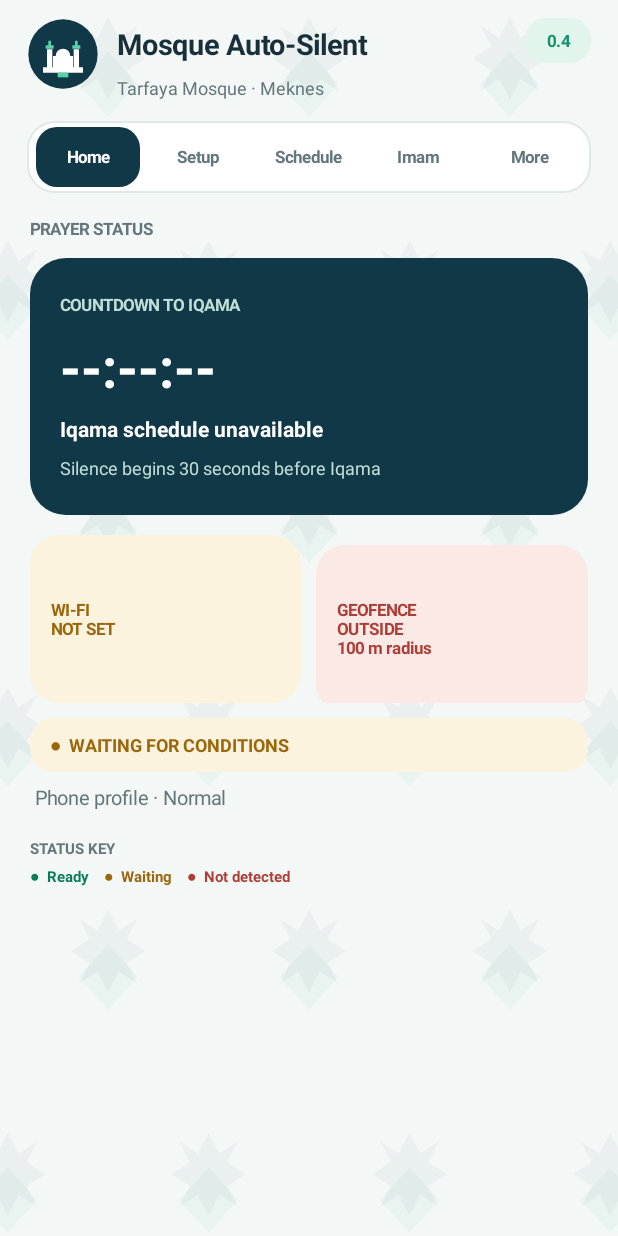
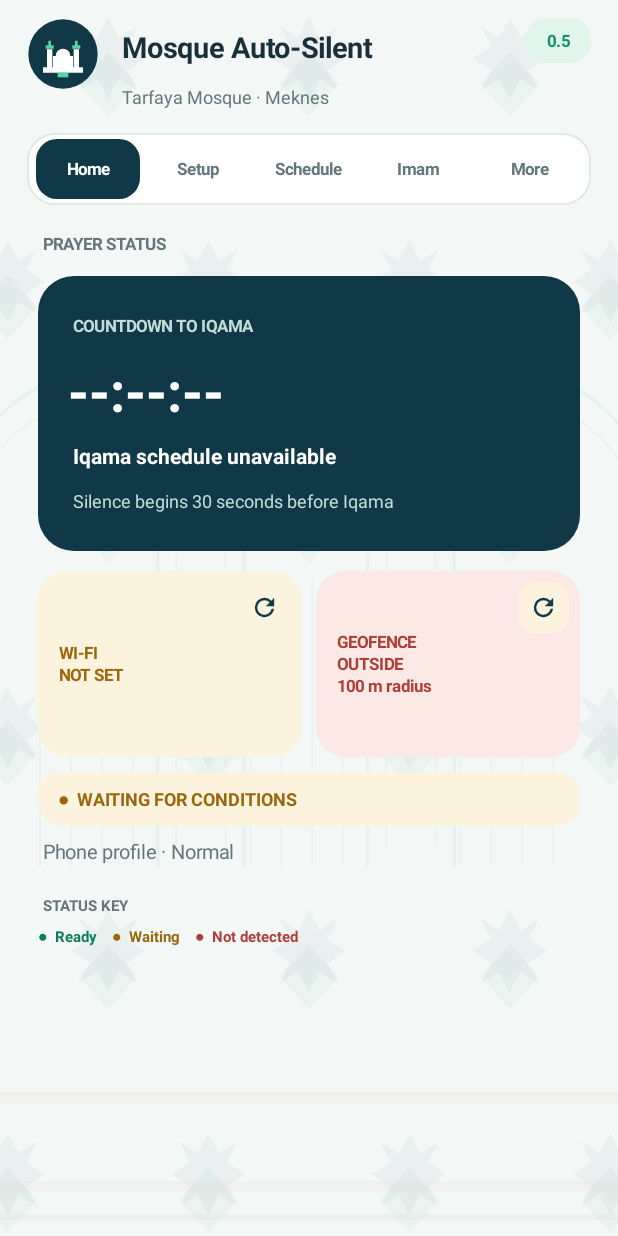
Before and after one commit to MosqueSilent/MosqueAutoSilent, an Android app: the screen it shows after launch (MainActivity), on a phone screen of 412 x 824 dp. Run offline under Robolectric (Android 15) with nearby library versions, the phone set to English and light mode, and no system bars.

Commit message:
Polish edge insets and Wi-Fi status controls

```diff
--- a/android/app/build.gradle.kts
+++ b/android/app/build.gradle.kts
@@ -8,13 +8,14 @@ android {
         applicationId = "org.mosqueautosilent.app"
         minSdk = 26
         targetSdk = 35
-        versionCode = 4
-        versionName = "0.4.0"
+        versionCode = 5
+        versionName = "0.5.0"
     }
 
     compileOptions {
         sourceCompatibility = JavaVersion.VERSION_17
         targetCompatibility = JavaVersion.VERSION_17
+        encoding = "UTF-8"
     }
 
     sourceSets.getByName("test").java.srcDir("../../tests")
--- a/android/app/src/main/java/org/mosqueautosilent/app/MainActivityV3.java
+++ b/android/app/src/main/java/org/mosqueautosilent/app/MainActivityV3.java
@@ -24,6 +24,7 @@ import android.widget.ArrayAdapter;
 import android.widget.Button;
 import android.widget.EditText;
 import android.widget.FrameLayout;
+import android.widget.ImageButton;
 import android.widget.ImageView;
 import android.widget.LinearLayout;
 import android.widget.ScrollView;
@@ -39,6 +40,10 @@ import androidx.appcompat.app.AppCompatActivity;
 import androidx.appcompat.app.AppCompatDelegate;
 import androidx.appcompat.widget.SwitchCompat;
 import androidx.core.content.ContextCompat;
+import androidx.core.graphics.Insets;
+import androidx.core.view.ViewCompat;
+import androidx.core.view.WindowCompat;
+import androidx.core.view.WindowInsetsCompat;
 import org.json.JSONArray;
 import org.json.JSONObject;
 
@@ -67,6 +72,7 @@ class MainActivityV3 extends AppCompatActivity {
     private UiPalette colors;
 
     private final List<String> ssids = new ArrayList<>();
+    private final List<WifiScanner.Network> wifiNetworks = new ArrayList<>();
     private Spinner ssidSpinner;
     private TextView wifiScanInfo;
     private TextView locationInfo;
@@ -170,14 +176,14 @@ class MainActivityV3 extends AppCompatActivity {
         ImageView logo = new ImageView(this);
         logo.setImageResource(org.mosqueautosilent.app.R.drawable.ic_brand_mosque);
         LinearLayout.LayoutParams logoParams = new LinearLayout.LayoutParams(dp(48), dp(48));
-        logoParams.rightMargin = dp(12);
+        logoParams.setMarginEnd(dp(12));
         header.addView(logo, logoParams);
         LinearLayout brand = column();
         brand.addView(text("Mosque Auto-Silent", 19, colors.text, true));
         mosqueHeader = text(selectedMosque.name + (selectedMosque.id.equals("tarfaya") ? " · Meknes" : ""), 12, colors.muted, false);
         brand.addView(mosqueHeader);
         header.addView(brand, new LinearLayout.LayoutParams(0, ViewGroup.LayoutParams.WRAP_CONTENT, 1f));
-        TextView version = text("0.4", 11, colors.green, true);
+        TextView version = text("0.5", 11, colors.green, true);
         version.setGravity(Gravity.CENTER);
         version.setBackground(roundRect(colors.goodSoft, dp(14), colors.goodSoft));
         header.addView(version, new LinearLayout.LayoutParams(dp(44), dp(30)));
@@ -220,7 +226,8 @@ class MainActivityV3 extends AppCompatActivity {
             ScrollView scroll = new ScrollView(this);
             scroll.setFillViewport(true);
             LinearLayout body = column();
-            body.setPadding(dp(2), dp(4), dp(2), dp(26));
+            body.setPadding(dp(7), dp(4), dp(7), dp(36));
+            scroll.setClipToPadding(false);
             scroll.addView(body);
             content.addView(scroll, new FrameLayout.LayoutParams(ViewGroup.LayoutParams.MATCH_PARENT,
                 ViewGroup.LayoutParams.MATCH_PARENT));
@@ -233,6 +240,19 @@ class MainActivityV3 extends AppCompatActivity {
         buildImamPage(pageBodies[PAGE_IMAM]);
         buildMorePage(pageBodies[PAGE_MORE]);
         setContentView(shell);
+        WindowCompat.setDecorFitsSystemWindows(getWindow(), false);
+        getWindow().setStatusBarColor(Color.TRANSPARENT);
+        getWindow().setNavigationBarColor(Color.TRANSPARENT);
+        androidx.core.view.WindowInsetsControllerCompat bars = new androidx.core.view.WindowInsetsControllerCompat(getWindow(), shell);
+        bars.setAppearanceLightStatusBars(!isNightMode());
+        bars.setAppearanceLightNavigationBars(!isNightMode());
+        ViewCompat.setOnApplyWindowInsetsListener(shell, (view, windowInsets) -> {
+            Insets insets = windowInsets.getInsets(WindowInsetsCompat.Type.systemBars() | WindowInsetsCompat.Type.displayCutout());
+            view.setPadding(dp(18) + insets.left, dp(12) + insets.top,
+                dp(18) + insets.right, dp(8) + insets.bottom);
+            return windowInsets;
+        });
+        ViewCompat.requestApplyInsets(shell);
     }
 
     private void buildHomePage(LinearLayout page) {
@@ -253,12 +273,12 @@ class MainActivityV3 extends AppCompatActivity {
 
         addSpace(page, 13);
         LinearLayout statusRow = row();
-        homeWifiStatus = signalCard("WI-FI", "Not detected", "Select a network in Setup", colors.waiting, colors.waitingSoft);
-        homeGeoStatus = signalCard("GEOFENCE", "Outside", "Set a location in Setup", colors.waiting, colors.waitingSoft);
-        statusRow.addView(homeWifiStatus, new LinearLayout.LayoutParams(0, dp(112), 1f));
+        FrameLayout wifiCard = signalCard("WI-FI", "Not detected", "Select a network in Setup", colors.waiting, colors.waitingSoft, true);
+        FrameLayout geoCard = signalCard("GEOFENCE", "Outside", "Set a location in Setup", colors.waiting, colors.waitingSoft, false);
+        statusRow.addView(wifiCard, new LinearLayout.LayoutParams(0, dp(124), 1f));
         View gap = new View(this);
         statusRow.addView(gap, new LinearLayout.LayoutParams(dp(10), 1));
-        statusRow.addView(homeGeoStatus, new LinearLayout.LayoutParams(0, dp(112), 1f));
+        statusRow.addView(geoCard, new LinearLayout.LayoutParams(0, dp(124), 1f));
         page.addView(statusRow);
 
         addSpace(page, 10);
@@ -422,7 +442,7 @@ class MainActivityV3 extends AppCompatActivity {
         LinearLayout language = card();
         language.addView(text("App language", 14, colors.text, true));
         Spinner languageSpinner = new Spinner(this);
-        String[] languageOptions = {L("English"), L("العربية")};
+        String[] languageOptions = {L("🇬🇧 English"), L("🇲🇦 العربية")};
         ArrayAdapter<String> languageAdapter = new ArrayAdapter<>(this, android.R.layout.simple_spinner_item, languageOptions);
         languageAdapter.setDropDownViewResource(android.R.layout.simple_spinner_dropdown_item);
         languageSpinner.setAdapter(languageAdapter);
@@ -700,8 +720,12 @@ class MainActivityV3 extends AppCompatActivity {
     private void updateHome(boolean wifi, boolean inside, String prayer, long targetAt, long now) {
         if (homeWifiStatus == null) return;
         boolean wifiConfigured = manualWifiOverride || !selectedSsid.isEmpty();
+        WifiScanner.Network selectedNetwork = null;
+        for (WifiScanner.Network network : wifiNetworks) if (network.ssid.equals(selectedSsid)) selectedNetwork = network;
+        String strength = selectedNetwork == null ? "" : "\n" + L("Signal") + " " + selectedNetwork.signalPercent +
+            "% · " + selectedNetwork.rssiDbm + " dBm";
         homeWifiStatus.setText(L("WI-FI") + "\n" + L(wifi ? "PRESENT" : wifiConfigured ? "NOT DETECTED" : "NOT SET") +
-            (selectedSsid.isEmpty() ? "" : "\n" + selectedSsid));
+            (selectedSsid.isEmpty() ? "" : "\n" + selectedSsid) + strength);
         homeWifiStatus.setTextColor(wifi ? colors.good : wifiConfigured ? colors.bad : colors.waiting);
         homeWifiStatus.setBackground(roundRect(wifi ? colors.goodSoft : wifiConfigured ? colors.badSoft : colors.waitingSoft,
             dp(19), wifi ? colors.goodSoft : wifiConfigured ? colors.badSoft : colors.waitingSoft));
@@ -820,12 +844,15 @@ class MainActivityV3 extends AppCompatActivity {
         }
         if (wifiScanInfo != null) wifiScanInfo.setText(L("Scanning visible networks…"));
         wifiScanner.requestScan((found, fresh) -> runOnUiThread(() -> {
+            wifiNetworks.clear();
+            wifiNetworks.addAll(found);
             ssids.clear();
-            ssids.addAll(found);
+            for (WifiScanner.Network network : found) ssids.add(network.ssid);
             if (fresh) lastFreshScan = System.currentTimeMillis();
             List<String> choices = new ArrayList<>();
             choices.add(L(ssids.isEmpty() ? "No networks found" : "Select a Wi-Fi network"));
-            choices.addAll(ssids);
+            for (WifiScanner.Network network : found) choices.add(String.format(Locale.getDefault(),
+                "%s · %d%% · %d dBm", network.ssid, network.signalPercent, network.rssiDbm));
             ArrayAdapter<String> adapter = new ArrayAdapter<>(this, android.R.layout.simple_spinner_item, choices);
             adapter.setDropDownViewResource(android.R.layout.simple_spinner_dropdown_item);
             ssidSpinner.setAdapter(adapter);
@@ -834,7 +861,8 @@ class MainActivityV3 extends AppCompatActivity {
             ssidSpinner.setOnItemSelectedListener(new AdapterView.OnItemSelectedListener() {
                 @Override public void onItemSelected(AdapterView<?> parent, View view, int position, long id) {
                     if (position <= 0) return;
-                    selectedSsid = String.valueOf(parent.getItemAtPosition(position));
+                    if (position - 1 >= ssids.size()) return;
+                    selectedSsid = ssids.get(position - 1);
                     store.edit().putString("selected_ssid", selectedSsid).apply();
                     evaluateState();
                 }
@@ -850,6 +878,7 @@ class MainActivityV3 extends AppCompatActivity {
     private void ensureLocationForGeofence() {
         if (!ensureLocationPermissions()) return;
         geofenceManager.armAtCurrentLocation(geofenceRadiusMetres, (ok, message) -> runOnUiThread(() -> {
+            if (ok) store.edit().putString("geofence_mode", "current").apply();
             locationInfo.setText(L(message));
             Toast.makeText(this, L(ok ? "Location and geofence refreshed" : message), Toast.LENGTH_LONG).show();
         }));
@@ -871,6 +900,7 @@ class MainActivityV3 extends AppCompatActivity {
         if (!ensureLocationPermissions()) return;
         geofenceManager.armAtCoordinates(selectedMosque.latitude, selectedMosque.longitude, geofenceRadiusMetres,
             selectedMosque.name, (ok, message) -> runOnUiThread(() -> {
+                if (ok) store.edit().putString("geofence_mode", "mosque").putString("geofence_mosque_id", selectedMosque.id).apply();
                 locationInfo.setText(L(message));
                 Toast.makeText(this, L(message), Toast.LENGTH_LONG).show();
             }));
@@ -933,12 +963,36 @@ class MainActivityV3 extends AppCompatActivity {
         addSpace(page, 10);
     }
 
-    private TextView signalCard(String title, String status, String detail, int tint, int background) {
-        TextView view = text(title + "\n" + status + "\n" + detail, 11, tint, true);
-        view.setGravity(Gravity.CENTER_VERTICAL);
-        view.setPadding(dp(14), dp(11), dp(10), dp(11));
-        view.setBackground(roundRect(background, dp(19), background));
-        return view;
+    private FrameLayout signalCard(String title, String status, String detail, int tint, int background, boolean wifi) {
+        FrameLayout card = new FrameLayout(this);
+        TextView label = text(title + "\n" + status + "\n" + detail, 11, tint, true);
+        label.setGravity(Gravity.CENTER_VERTICAL);
+        label.setPaddingRelative(dp(14), dp(11), dp(44), dp(11));
+        label.setBackground(roundRect(background, dp(19), background));
+        if (wifi) homeWifiStatus = label; else homeGeoStatus = label;
+        card.addView(label, new FrameLayout.LayoutParams(ViewGroup.LayoutParams.MATCH_PARENT, ViewGroup.LayoutParams.MATCH_PARENT));
+
+        ImageButton refresh = new ImageButton(this);
+        refresh.setImageResource(R.drawable.ic_refresh);
+        refresh.setColorFilter(colors.primaryAction);
+        refresh.setContentDescription(L(wifi ? "Refresh Wi-Fi networks" : "Refresh geofence"));
+        refresh.setScaleType(ImageView.ScaleType.CENTER_INSIDE);
+        refresh.setPadding(dp(7), dp(7), dp(7), dp(7));
+        refresh.setBackground(roundRect(background, dp(11), background));
+        FrameLayout.LayoutParams iconParams = new FrameLayout.LayoutParams(dp(34), dp(34), Gravity.END | Gravity.TOP);
+        iconParams.topMargin = dp(7);
+        iconParams.setMarginEnd(dp(7));
+        card.addView(refresh, iconParams);
+        refresh.setOnClickListener(v -> {
+            if (wifi) ensureWifiPermissionsAndScan();
+            else refreshGeofenceFromHome();
+        });
+        return card;
+    }
+
+    private void refreshGeofenceFromHome() {
+        if ("current".equals(store.getString("geofence_mode", "mosque"))) ensureLocationForGeofence();
+        else ensureSelectedMosqueGeofence();
     }
 
     private TextView statusPill(String value, int foreground, int background) {
@@ -987,10 +1041,15 @@ class MainActivityV3 extends AppCompatActivity {
         button.setAllCaps(false);
         button.setTextSize(13);
         button.setTypeface(Typeface.DEFAULT, Typeface.BOLD);
+        button.setIncludeFontPadding(true);
+        button.setLineSpacing(dp(2), 1.0f);
+        button.setSingleLine(false);
+        button.setMaxLines(2);
+        button.setGravity(Gravity.CENTER);
         button.setTextColor(primary ? colors.onPrimary : colors.primaryAction);
         button.setBackground(roundRect(primary ? colors.primaryAction : colors.buttonSoft, dp(15),
             primary ? colors.primaryAction : colors.buttonSoft));
-        button.setPadding(dp(12), 0, dp(12), 0);
+        button.setPaddingRelative(dp(12), dp(5), dp(12), dp(5));
         button.setMinHeight(dp(48));
         return button;
     }
@@ -1002,7 +1061,9 @@ class MainActivityV3 extends AppCompatActivity {
         view.setTextColor(color);
         if (bold) view.setTypeface(Typeface.DEFAULT, Typeface.BOLD);
         view.setGravity(Gravity.CENTER_VERTICAL);
-        view.setPadding(0, dp(4), 0, dp(4));
+        view.setIncludeFontPadding(true);
+        view.setLineSpacing(dp(2), 1.0f);
+        view.setPadding(dp(3), dp(6), dp(3), dp(6));
         return view;
     }
 
@@ -1088,6 +1149,8 @@ class MainActivityV3 extends AppCompatActivity {
             return (fresh ? "بحث حديث · " : "بحث محفوظ أو مقيّد · ") + details;
         }
         switch (value) {
+            case "🇲🇦 العربية": return "🇲🇦 العربية";
+            case "🇬🇧 English": return "🇬🇧 English";
             case "العربية": return "العربية";
             case "English": return "English";
             case "Home": return "الرئيسية";
@@ -1142,6 +1205,8 @@ class MainActivityV3 extends AppCompatActivity {
             case "Refresh networks to choose an SSID": return "حدّث الشبكات لاختيار شبكة واي فاي";
             case "No scan yet": return "لم يتم البحث بعد";
             case "Refresh Wi-Fi networks": return "تحديث شبكات واي فاي";
+            case "Refresh geofence": return "تحديث النطاق الجغرافي";
+            case "Signal": return "الإشارة";
             case "LOCATION PRESENCE": return "التواجد بالموقع";
             case "Location has not been refreshed": return "لم يتم تحديث الموقع بعد";
             case "Refresh current location": return "تحديث الموقع الحالي";
--- a/android/app/src/main/java/org/mosqueautosilent/app/WifiScanner.java
+++ b/android/app/src/main/java/org/mosqueautosilent/app/WifiScanner.java
@@ -7,13 +7,27 @@ import android.content.IntentFilter;
 import androidx.core.content.ContextCompat;
 import android.net.wifi.ScanResult;
 import android.net.wifi.WifiManager;
+import java.util.HashMap;
+import java.util.Map;
 import java.util.ArrayList;
 import java.util.Collections;
 import java.util.List;
 
 /** Foreground/on-demand SSID scan helper. Android can throttle or return cached results. */
 public final class WifiScanner {
-    public interface Callback { void onResults(List<String> ssids, boolean fresh); }
+    public interface Callback { void onResults(List<Network> networks, boolean fresh); }
+
+    public static final class Network {
+        public final String ssid;
+        public final int rssiDbm;
+        public final int signalPercent;
+
+        Network(String ssid, int rssiDbm) {
+            this.ssid = ssid;
+            this.rssiDbm = rssiDbm;
+            this.signalPercent = Math.max(0, Math.min(100, Math.round(2f * (rssiDbm + 100))));
+        }
+    }
     private final Context context;
     private final WifiManager wifi;
     private BroadcastReceiver receiver;
@@ -46,15 +60,18 @@ public final class WifiScanner {
         return requested;
     }
 
-    private List<String> readResults() {
-        List<String> result = new ArrayList<>();
+    private List<Network> readResults() {
+        Map<String, Network> strongest = new HashMap<>();
         try {
             for (ScanResult item : wifi.getScanResults()) {
                 String ssid = item.SSID == null ? "" : item.SSID.trim();
-                if (!ssid.isEmpty() && !ssid.equals("<unknown ssid>") && !result.contains(ssid)) result.add(ssid);
+                if (ssid.isEmpty() || ssid.equals("<unknown ssid>")) continue;
+                Network prior = strongest.get(ssid);
+                if (prior == null || item.level > prior.rssiDbm) strongest.put(ssid, new Network(ssid, item.level));
             }
         } catch (SecurityException ignored) { }
-        Collections.sort(result, String.CASE_INSENSITIVE_ORDER);
+        List<Network> result = new ArrayList<>(strongest.values());
+        Collections.sort(result, (left, right) -> String.CASE_INSENSITIVE_ORDER.compare(left.ssid, right.ssid));
         return result;
     }
 
--- /dev/null
+++ b/android/app/src/main/res/drawable-night/bg_zellij.xml
@@ -0,0 +1,61 @@
+<vector xmlns:android="http://schemas.android.com/apk/res/android"
+    android:width="400dp"
+    android:height="720dp"
+    android:viewportWidth="400"
+    android:viewportHeight="720">
+    <path android:fillColor="@color/app_background"
+        android:pathData="M0,0h400v720h-400z" />
+    <path android:fillColor="#0B80D8C0"
+        android:pathData="M70,30l19,19l-19,19l-19,-19zM70,38l11,11l-11,11l-11,-11z
+            M200,30l19,19l-19,19l-19,-19zM200,38l11,11l-11,-11l-11,-11z
+            M330,30l19,19l-19,19l-19,-19zM330,38l11,11l-11,-11l-11,-11z
+            M5,160l19,19l-19,19l-19,-19zM135,160l19,19l-19,19l-19,-19z
+            M265,160l19,19l-19,19l-19,-19zM395,160l19,19l-19,19l-19,-19z
+            M70,290l19,19l-19,19l-19,-19zM200,290l19,19l-19,19l-19,-19z
+            M330,290l19,19l-19,19l-19,-19zM5,420l19,19l-19,19l-19,-19z
+            M135,420l19,19l-19,19l-19,-19zM265,420l19,19l-19,19l-19,-19z
+            M395,420l19,19l-19,19l-19,-19zM70,550l19,19l-19,19l-19,-19z
+            M200,550l19,19l-19,19l-19,-19zM330,550l19,19l-19,19l-19,-19z
+            M5,680l19,19l-19,19l-19,-19zM135,680l19,19l-19,19l-19,-19z
+            M265,680l19,19l-19,19l-19,-19zM395,680l19,19l-19,19l-19,-19z" />
+    <path android:fillColor="#09A5B8B1"
+        android:pathData="M70,10l7,12l12,-7l-7,12l12,7l-12,7l7,12l-12,-7l-7,12l-7,-12l-12,7l7,-12l-12,-7l12,-7l-7,-12l12,7z
+            M200,10l7,12l12,-7l-7,12l12,7l-12,7l7,12l-12,-7l-7,12l-7,-12l-12,7l7,-12l-12,-7l12,-7l-7,-12l12,7z
+            M330,10l7,12l12,-7l-7,12l12,7l-12,7l7,12l-12,-7l-7,12l-7,-12l-12,7l7,-12l-12,-7l12,-7l-7,-12l12,7z
+            M5,140l7,12l12,-7l-7,12l12,7l-12,7l7,12l-12,-7l-7,12l-7,-12l-12,7l7,-12l-12,-7l12,-7l-7,-12l12,7z
+            M135,140l7,12l12,-7l-7,12l12,7l-12,7l7,12l-12,-7l-7,12l-7,-12l-12,7l7,-12l-12,-7l12,-7l-7,-12l12,7z
+            M265,140l7,12l12,-7l-7,12l12,7l-12,7l7,12l-12,-7l-7,12l-7,-12l-12,7l7,-12l-12,-7l12,-7l-7,-12l12,7z
+            M395,140l7,12l12,-7l-7,12l12,7l-12,7l7,12l-12,-7l-7,12l-7,-12l-12,7l7,-12l-12,-7l12,-7l-7,-12l12,7z
+            M70,270l7,12l12,-7l-7,12l12,7l-12,7l7,12l-12,-7l-7,12l-7,-12l-12,7l7,-12l-12,-7l12,-7l-7,-12l12,7z
+            M200,270l7,12l12,-7l-7,12l12,7l-12,7l7,12l-12,-7l-7,12l-7,-12l-12,7l7,-12l-12,-7l12,-7l-7,-12l12,7z
+            M330,270l7,12l12,-7l-7,12l12,7l-12,7l7,12l-12,-7l-7,12l-7,-12l-12,7l7,-12l-12,-7l12,-7l-7,-12l12,7z
+            M5,400l7,12l12,-7l-7,12l12,7l-12,7l7,12l-12,-7l-7,12l-7,-12l-12,7l7,-12l-12,-7l12,-7l-7,-12l12,7z
+            M135,400l7,12l12,-7l-7,12l12,7l-12,7l7,12l-12,-7l-7,12l-7,-12l-12,7l7,-12l-12,-7l12,-7l-7,-12l12,7z
+            M265,400l7,12l12,-7l-7,12l12,7l-12,7l7,12l-12,-7l-7,12l-7,-12l-12,7l7,-12l-12,-7l12,-7l-7,-12l12,7z
+            M395,400l7,12l12,-7l-7,12l12,7l-12,7l7,12l-12,-7l-7,12l-7,-12l-12,7l7,-12l-12,-7l12,-7l-7,-12l12,7z
+            M70,530l7,12l12,-7l-7,12l12,7l-12,7l7,12l-12,-7l-7,12l-7,-12l-12,7l7,-12l-12,-7l12,-7l-7,-12l12,7z
+            M200,530l7,12l12,-7l-7,12l12,7l-12,7l7,12l-12,-7l-7,12l-7,-12l-12,7l7,-12l-12,-7l12,-7l-7,-12l12,7z
+            M330,530l7,12l12,-7l-7,12l12,7l-12,7l7,12l-12,-7l-7,12l-7,-12l-12,7l7,-12l-12,-7l12,-7l-7,-12l12,7z
+            M5,660l7,12l12,-7l-7,12l12,7l-12,7l7,12l-12,-7l-7,12l-7,-12l-12,7l7,-12l-12,-7l12,-7l-7,-12l12,7z
+            M135,660l7,12l12,-7l-7,12l12,7l-12,7l7,12l-12,-7l-7,12l-7,-12l-12,7l7,-12l-12,-7l12,-7l-7,-12l12,7z
+            M265,660l7,12l12,-7l-7,12l12,7l-12,7l7,12l-12,-7l-7,12l-7,-12l-12,7l7,-12l-12,-7l12,-7l-7,-12l12,7z
+            M395,660l7,12l12,-7l-7,12l12,7l-12,7l7,12l-12,-7l-7,12l-7,-12l-12,7l7,-12l-12,-7l12,-7l-7,-12l12,7z" />
+    <!-- Faint horseshoe arches and tall tiled columns, echoing the supplied mosque interior. -->
+    <path android:fillColor="@android:color/transparent"
+        android:strokeColor="#0F80D8C0"
+        android:strokeWidth="2"
+        android:pathData="M-34,505V330 C-34,258 12,218 62,218 C112,218 158,258 158,330 V505
+            M102,505V330 C102,258 148,218 198,218 C248,218 294,258 294,330 V505
+            M238,505V330 C238,258 284,218 334,218 C384,218 430,258 430,330 V505" />
+    <path android:fillColor="@android:color/transparent"
+        android:strokeColor="#0AA5B8B1"
+        android:strokeWidth="1"
+        android:pathData="M-22,493V330 C-22,267 17,235 62,235 C107,235 146,267 146,330 V493
+            M114,493V330 C114,267 153,235 198,235 C243,235 282,267 282,330 V493
+            M250,493V330 C250,267 289,235 334,235 C379,235 418,267 418,330 V493
+            M26,505V346 M46,505V337 M66,505V337 M86,505V346
+            M162,505V346 M182,505V337 M202,505V337 M222,505V346
+            M298,505V346 M318,505V337 M338,505V337 M358,505V346" />
+    <path android:fillColor="#08D76B52"
+        android:pathData="M0,636h400v7h-400zM0,688h400v6h-400zM0,707h400v4h-400z" />
+</vector>
--- a/android/app/src/main/res/drawable/bg_zellij.xml
+++ b/android/app/src/main/res/drawable/bg_zellij.xml
@@ -40,4 +40,22 @@
             M135,660l7,12l12,-7l-7,12l12,7l-12,7l7,12l-12,-7l-7,12l-7,-12l-12,7l7,-12l-12,-7l12,-7l-7,-12l12,7z
             M265,660l7,12l12,-7l-7,12l12,7l-12,7l7,12l-12,-7l-7,12l-7,-12l-12,7l7,-12l-12,-7l12,-7l-7,-12l12,7z
             M395,660l7,12l12,-7l-7,12l12,7l-12,7l7,12l-12,-7l-7,12l-7,-12l-12,7l7,-12l-12,-7l12,-7l-7,-12l12,7z" />
+    <!-- Faint horseshoe arches and tall tiled columns, echoing the supplied mosque interior. -->
+    <path android:fillColor="@android:color/transparent"
+        android:strokeColor="#0F129B75"
+        android:strokeWidth="2"
+        android:pathData="M-34,505V330 C-34,258 12,218 62,218 C112,218 158,258 158,330 V505
+            M102,505V330 C102,258 148,218 198,218 C248,218 294,258 294,330 V505
+            M238,505V330 C238,258 284,218 334,218 C384,218 430,258 430,330 V505" />
+    <path android:fillColor="@android:color/transparent"
+        android:strokeColor="#0A103846"
+        android:strokeWidth="1"
+        android:pathData="M-22,493V330 C-22,267 17,235 62,235 C107,235 146,267 146,330 V493
+            M114,493V330 C114,267 153,235 198,235 C243,235 282,267 282,330 V493
+            M250,493V330 C250,267 289,235 334,235 C379,235 418,267 418,330 V493
+            M26,505V346 M46,505V337 M66,505V337 M86,505V346
+            M162,505V346 M182,505V337 M202,505V337 M222,505V346
+            M298,505V346 M318,505V337 M338,505V337 M358,505V346" />
+    <path android:fillColor="#08A83B31"
+        android:pathData="M0,636h400v7h-400zM0,688h400v6h-400zM0,707h400v4h-400z" />
 </vector>
--- /dev/null
+++ b/android/app/src/main/res/drawable/ic_refresh.xml
@@ -0,0 +1,9 @@
+<vector xmlns:android="http://schemas.android.com/apk/res/android"
+    android:width="24dp"
+    android:height="24dp"
+    android:viewportWidth="24"
+    android:viewportHeight="24">
+    <path
+        android:fillColor="#FF000000"
+        android:pathData="M17.65,6.35A7.95,7.95 0,0 0,12 4a8,8 0,1 0,7.93 9h-2.02A6,6 0,1 1,12 6c1.66,0 3.14,0.69 4.22,1.78L13,11h7V4z" />
+</vector>
```
Also changed, not shown: 3 other files.
